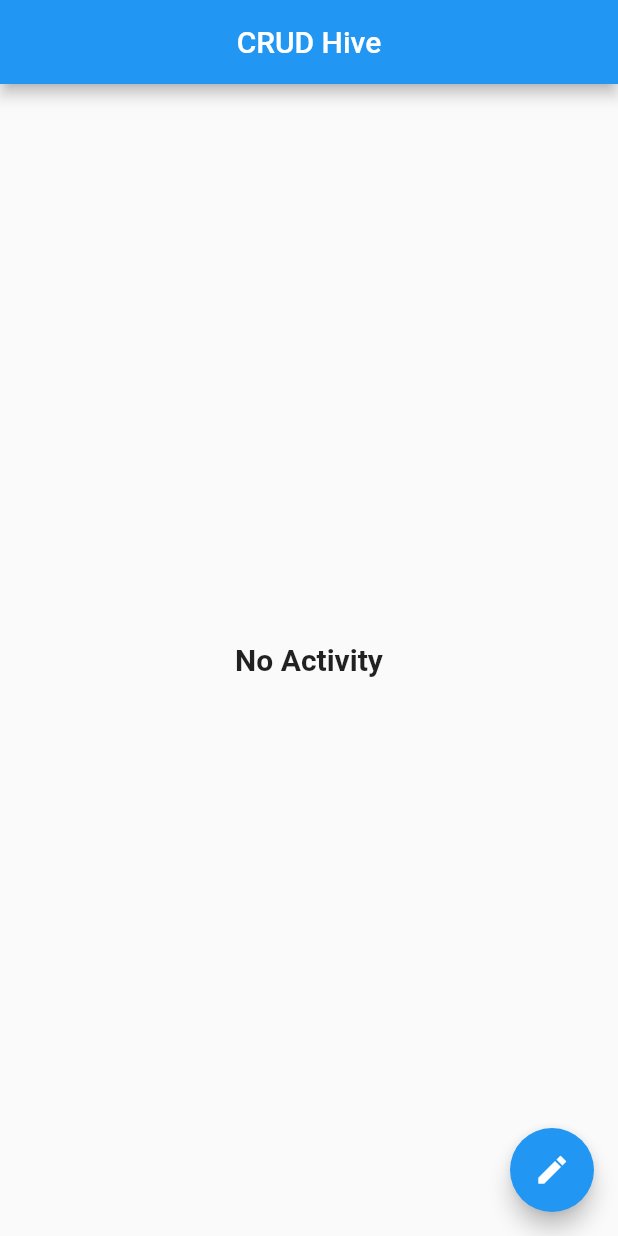
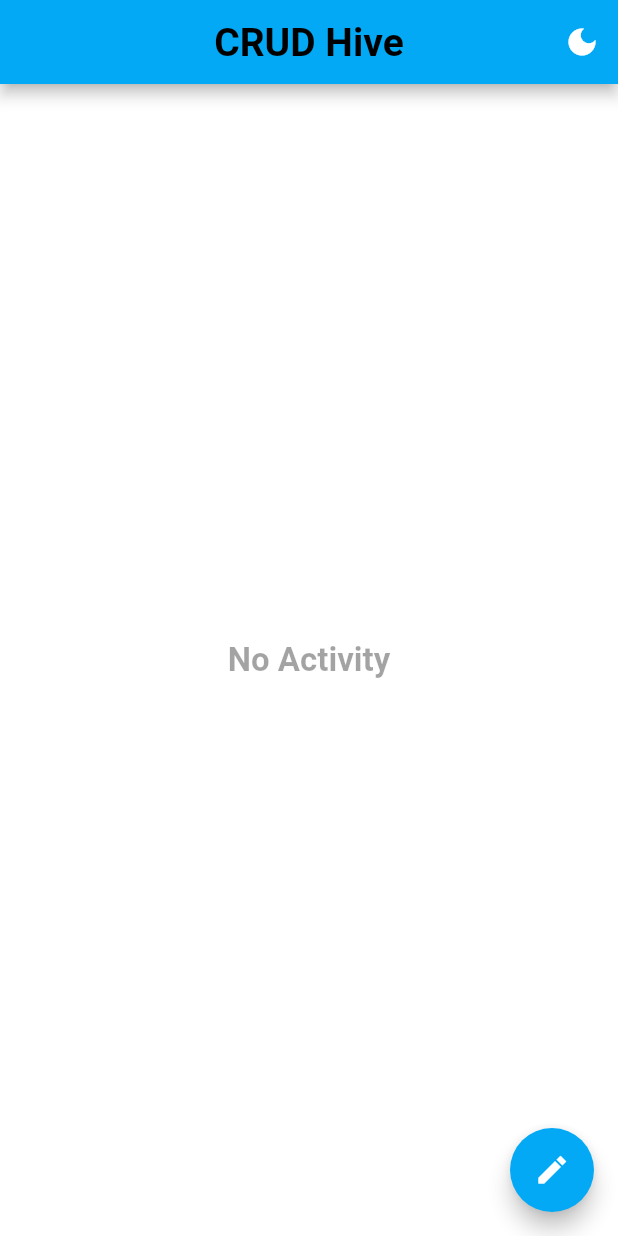
Before and after one commit to msarifin29/CRUD-Hive, a Flutter app: the screen it shows after launch, on a phone screen of 412 x 824 dp. Run offline on Flutter 3.47's test engine with Material 2 defaults, Android fonts, the phone set to English and light mode, and no system bars; our stand-ins replace hive, hive_flutter; accounts and stored records are empty.

Commit message:
add theme mode

```diff
--- a/lib/main.dart
+++ b/lib/main.dart
@@ -36,14 +36,77 @@ Future<void> main() async {
 
 class MyApp extends StatelessWidget {
   const MyApp({Key? key}) : super(key: key);
-
+  // Using "static" so that we can easily access it later
+  static final ValueNotifier<ThemeMode> themeNotifier =
+      ValueNotifier(ThemeMode.light);
   @override
   Widget build(BuildContext context) {
-    return MaterialApp(
-      debugShowCheckedModeBanner: false,
-      theme: ThemeData(
-        primaryColor: Colors.blueAccent,
-      ),home: const Home(),
-    );
+    return ValueListenableBuilder(
+        valueListenable: themeNotifier,
+        builder: (context, ThemeMode currentTheme, _) {
+          return MaterialApp(
+            debugShowCheckedModeBanner: false,
+            themeMode: currentTheme,
+            theme: ThemeData(
+              primaryColor: Colors.lightBlue,
+              splashColor: Colors.blueAccent,
+              cardColor: Colors.grey.shade300,
+              backgroundColor: Colors.white,
+              textTheme: const TextTheme(
+                titleLarge: TextStyle(
+                  fontSize: 26,
+                  fontWeight: FontWeight.bold,
+                  color: Colors.black,
+                ),
+                titleMedium: TextStyle(
+                  fontSize: 22,
+                  fontWeight: FontWeight.bold,
+                  color: Color.fromARGB(92, 0, 0, 0),
+                ),
+                titleSmall: TextStyle(
+                  fontSize: 20,
+                  fontWeight: FontWeight.bold,
+                  color: Colors.black,
+                ),
+                bodyMedium: TextStyle(
+                  fontSize: 16,
+                  fontWeight: FontWeight.bold,
+                  fontStyle: FontStyle.italic,
+                  color: Colors.grey,
+                ),
+              ),
+            ),
+            darkTheme: ThemeData(
+              primaryColor: Colors.grey.shade900,
+              splashColor: Colors.grey.shade600,
+              cardColor: Colors.white38,
+              backgroundColor: Colors.black,
+              textTheme: const TextTheme(
+                titleLarge: TextStyle(
+                  fontSize: 26,
+                  fontWeight: FontWeight.bold,
+                  color: Colors.white,
+                ),
+                titleMedium: TextStyle(
+                  fontSize: 22,
+                  fontWeight: FontWeight.bold,
+                  color: Colors.white,
+                ),
+                titleSmall: TextStyle(
+                  fontSize: 20,
+                  fontWeight: FontWeight.bold,
+                  color: Colors.black,
+                ),
+                bodyMedium: TextStyle(
+                  fontSize: 16,
+                  fontWeight: FontWeight.bold,
+                  fontStyle: FontStyle.italic,
+                  color: Colors.grey,
+                ),
+              ),
+            ),
+            home: const Home(),
+          );
+        });
   }
 }
--- a/lib/screen/home.dart
+++ b/lib/screen/home.dart
@@ -1,6 +1,7 @@
 // ignore_for_file: avoid_print
 
 import 'package:copy/helpers/helper.dart';
+import 'package:copy/main.dart';
 import 'package:copy/screen/formulir.dart';
 import 'package:flutter/material.dart';
 import 'package:hive_flutter/adapters.dart';
@@ -25,15 +26,6 @@ class _HomeState extends State<Home> {
     });
   }
 
-  // delete todos
-  void deleteTodos(int index) {
-    Helper.box.deleteAt(index);
-    setState(() {
-      todos.removeAt(index);
-      print('todos is deleted from box');
-    });
-  }
-
   @override
   void initState() {
     getTodoList();
@@ -43,83 +35,44 @@ class _HomeState extends State<Home> {
   @override
   Widget build(BuildContext context) {
     return Scaffold(
-      appBar: AppBar(automaticallyImplyLeading: false,
-        title: const Text('CRUD Hive'),
+      backgroundColor: Theme.of(context).backgroundColor,
+      appBar: AppBar(
+        automaticallyImplyLeading: false,
+        backgroundColor: Theme.of(context).primaryColor,
+        title: Text(
+          'CRUD Hive',
+          style: Theme.of(context).textTheme.titleLarge,
+        ),
         centerTitle: true,
+        actions: [
+          IconButton(
+              icon: Icon(MyApp.themeNotifier.value == ThemeMode.light
+                  ? Icons.dark_mode
+                  : Icons.light_mode),
+              onPressed: () {
+                MyApp.themeNotifier.value =
+                    MyApp.themeNotifier.value == ThemeMode.light
+                        ? ThemeMode.dark
+                        : ThemeMode.light;
+              })
+        ],
       ),
       body: ValueListenableBuilder<Box<Todo>>(
         valueListenable: Helper.box.listenable(),
         builder: (context, box, _) {
           if (box.isEmpty) {
-            return const Center(
+            return Center(
               child: Text(
                 'No Activity',
-                style: TextStyle(fontSize: 20, fontWeight: FontWeight.bold),
+                style: Theme.of(context).textTheme.titleMedium,
               ),
             );
           }
-          return ListView.builder(
-            itemCount: todos.length,
-            itemBuilder: (ctx, i) {
-              return Dismissible(
-                key: ValueKey(todos[i]),
-                background: Container(
-                  alignment: AlignmentDirectional.centerEnd,
-                  color: Colors.red,
-                  child: const Icon(
-                    Icons.delete,
-                    color: Colors.white,
-                  ),
-                ),
-                onDismissed: (direction) => deleteTodos(i),
-                direction: DismissDirection.endToStart,
-                movementDuration: const Duration(milliseconds: 1000),
-                child: Padding(
-                  padding:
-                      const EdgeInsets.symmetric(horizontal: 10, vertical: 5),
-                  child: Card(
-                    elevation: 5,
-                    child: ListTile(
-                        leading: CircleAvatar(
-                          backgroundColor: Colors.blueAccent.shade200,
-                          child: Text(
-                            todos[i].title![0],
-                            style: const TextStyle(color: Colors.white),
-                          ),
-                        ),
-                        title: Text(
-                          todos[i].title!,
-                          style: const TextStyle(
-                            fontSize: 16,
-                            fontStyle: FontStyle.italic,
-                            fontWeight: FontWeight.bold,
-                          ),
-                        ),
-                        subtitle: Text(
-                          todos[i].description,
-                          style: const TextStyle(
-                            fontStyle: FontStyle.italic,
-                          ),
-                        ),
-                        onTap: () =>
-                        Navigator.push(
-                          context,
-                          MaterialPageRoute(
-                            builder: (context) => Formulir(
-                              todos: todos[i],
-                              index: i,
-                            ),
-                          ),
-                        ),
-                        ),
-                  ),
-                ),
-              );
-            },
-          );
+          return CustomListTile(todos: todos);
         },
       ),
       floatingActionButton: FloatingActionButton(
+        backgroundColor: Theme.of(context).primaryColor,
         onPressed: () {
           Navigator.push(
             context,
@@ -135,3 +88,78 @@ class _HomeState extends State<Home> {
     );
   }
 }
+
+class CustomListTile extends StatefulWidget {
+  const CustomListTile({super.key, required this.todos});
+  final List<Todo> todos;
+
+  @override
+  State<CustomListTile> createState() => _CustomListTileState();
+}
+
+class _CustomListTileState extends State<CustomListTile> {
+  // delete todos
+  void deleteTodos(int index) {
+    Helper.box.deleteAt(index);
+    setState(() {
+      widget.todos.removeAt(index);
+      print('todos is deleted from box');
+    });
+  }
+
+  @override
+  Widget build(BuildContext context) {
+    return ListView.builder(
+      itemCount: widget.todos.length,
+      itemBuilder: (ctx, i) {
+        return Dismissible(
+          key: ValueKey(widget.todos[i]),
+          background: Container(
+            alignment: AlignmentDirectional.centerEnd,
+            color: Colors.red,
+            child: const Icon(
+              Icons.delete,
+              color: Colors.white,
+            ),
+          ),
+          onDismissed: (direction) => deleteTodos(i),
+          direction: DismissDirection.endToStart,
+          movementDuration: const Duration(milliseconds: 1000),
+          child: Padding(
+            padding: const EdgeInsets.symmetric(horizontal: 10, vertical: 5),
+            child: Card(
+              color: Theme.of(context).cardColor,
+              elevation: 5,
+              child: ListTile(
+                leading: CircleAvatar(
+                  backgroundColor: Colors.grey[400],
+                  child: Text(
+                    widget.todos[i].title![0],
+                    style: const TextStyle(color: Colors.white),
+                  ),
+                ),
+                title: Text(
+                  widget.todos[i].title!,
+                  style: Theme.of(context).textTheme.titleSmall,
+                ),
+                subtitle: Text(
+                  widget.todos[i].description,
+                  style: Theme.of(context).textTheme.bodyMedium,
+                ),
+                onTap: () => Navigator.push(
+                  context,
+                  MaterialPageRoute(
+                    builder: (context) => Formulir(
+                      todos: widget.todos[i],
+                      index: i,
+                    ),
+                  ),
+                ),
+              ),
+            ),
+          ),
+        );
+      },
+    );
+  }
+}
```
Also changed, not shown: lib/screen/formulir.dart (+15 -20 lines), flutter_01.png (added).
